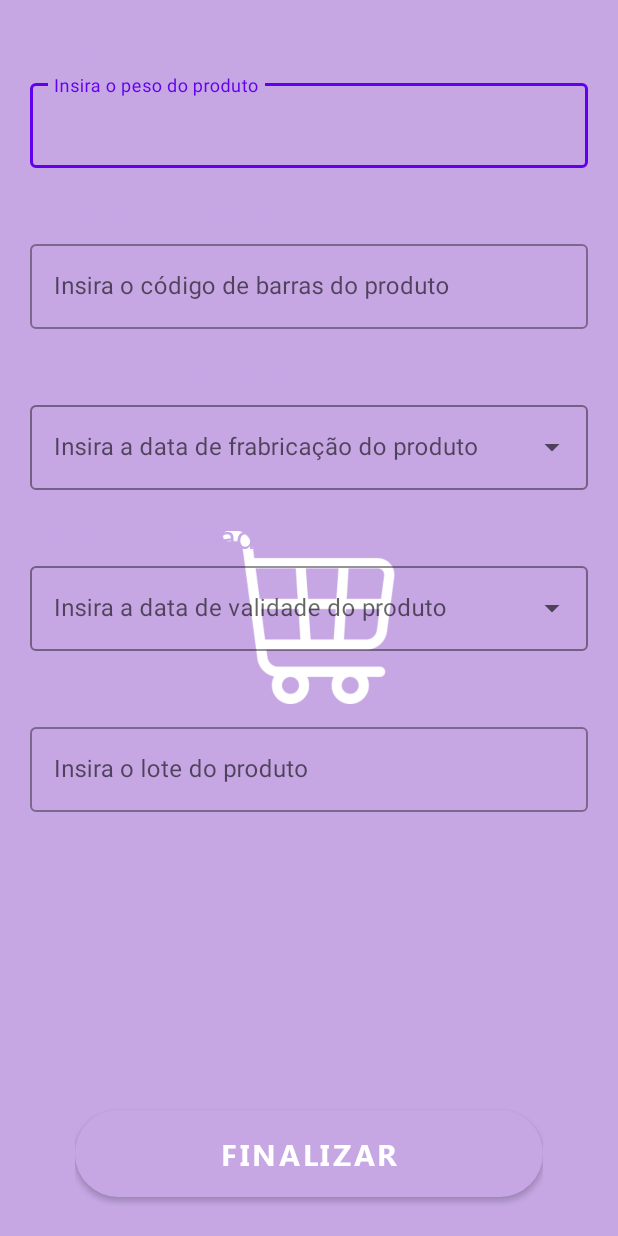
After one commit to Munizzs/DeBairro_TCC, an Android app: the AdicionarProduto2Activity screen opened directly, with no data from a screen before it, on a phone screen of 412 x 824 dp. The commit adds this screen. Run offline under Robolectric (Android 15) with nearby library versions, the phone set to English and light mode, and no system bars.

Commit message:
Criação da tela adicionar produto 2

```diff
--- a/app/src/main/AndroidManifest.xml
+++ b/app/src/main/AndroidManifest.xml
@@ -9,6 +9,9 @@
         android:roundIcon="@mipmap/ic_logo_round"
         android:supportsRtl="true"
         android:theme="@style/Theme.Splash">
+        <activity
+            android:name=".AdicionarProduto2Activity"
+            android:exported="true" />
         <activity
             android:name=".AdicionarCliente2Activity"
             android:exported="true" />
--- /dev/null
+++ b/app/src/main/java/com/example/debairro_tcc/AdicionarProduto2Activity.java
@@ -0,0 +1,14 @@
+package com.example.debairro_tcc;
+
+import androidx.appcompat.app.AppCompatActivity;
+
+import android.os.Bundle;
+
+public class AdicionarProduto2Activity extends AppCompatActivity {
+
+    @Override
+    protected void onCreate(Bundle savedInstanceState) {
+        super.onCreate(savedInstanceState);
+        setContentView(R.layout.adicionar_produto2_layout);
+    }
+}
--- /dev/null
+++ b/app/src/main/res/layout/adicionar_produto2_layout.xml
@@ -0,0 +1,152 @@
+<?xml version="1.0" encoding="utf-8"?>
+<RelativeLayout
+    xmlns:android="http://schemas.android.com/apk/res/android"
+    xmlns:app="http://schemas.android.com/apk/res-auto"
+    xmlns:tools="http://schemas.android.com/tools"
+    android:layout_width="match_parent"
+    android:layout_height="match_parent"
+    android:layout_margin="20sp"
+    tools:context=".AdicionarProduto2Activity">
+
+    <LinearLayout
+        android:layout_width="match_parent"
+        android:layout_height="wrap_content"
+        android:layout_alignParentTop="true"
+        android:orientation="vertical">
+
+        <TextView
+            android:layout_width="match_parent"
+            android:layout_height="wrap_content"
+            android:text="@string/Peso"
+            android:textSize="22sp"
+            android:textColor="@color/Cor_principal"
+            android:fontFamily="@font/segoe_ui"/>
+
+        <com.google.android.material.textfield.TextInputLayout
+            android:id="@+id/edt_InsiraPesoProduto"
+            style="@style/Widget.MaterialComponents.TextInputLayout.OutlinedBox"
+            android:layout_width="match_parent"
+            android:layout_height="wrap_content"
+            android:hint="@string/Insira_o_peso_do_produto">
+
+            <com.google.android.material.textfield.TextInputEditText
+                android:layout_width="match_parent"
+                android:layout_height="wrap_content" />
+        </com.google.android.material.textfield.TextInputLayout>
+
+        <TextView
+            android:layout_width="wrap_content"
+            android:layout_height="match_parent"
+            android:text="@string/CódigoDeBarras"
+            android:textSize="22sp"
+            android:textColor="@color/Cor_principal"
+            android:fontFamily="@font/segoe_ui"
+            android:layout_marginTop="15sp"/>
+
+        <com.google.android.material.textfield.TextInputLayout
+            android:id="@+id/edt_InsiraCodigoBarrasProduto"
+            style="@style/Widget.MaterialComponents.TextInputLayout.OutlinedBox"
+            android:layout_width="match_parent"
+            android:layout_height="wrap_content"
+            android:hint="@string/Insira_o_código_de_barras_do_produto">
+
+            <com.google.android.material.textfield.TextInputEditText
+                android:layout_width="match_parent"
+                android:layout_height="wrap_content" />
+        </com.google.android.material.textfield.TextInputLayout>
+
+        <TextView
+            android:layout_width="wrap_content"
+            android:layout_height="match_parent"
+            android:text="@string/DataDeFabricação"
+            android:textSize="22sp"
+            android:textColor="@color/Cor_principal"
+            android:fontFamily="@font/segoe_ui"
+            android:layout_marginTop="15sp"/>
+
+        <com.google.android.material.textfield.TextInputLayout
+            android:id="@+id/til_InsiraDataFabricaçãoProduto"
+            style="@style/Widget.MaterialComponents.TextInputLayout.OutlinedBox.ExposedDropdownMenu"
+            android:layout_width="match_parent"
+            android:layout_height="wrap_content"
+            android:hint="@string/Insira_a_data_de_fabricação_do_produto"
+            app:boxStrokeColor="@color/Cor_principal"
+            app:hintTextColor="#51247C">
+
+            <AutoCompleteTextView
+                android:id="@+id/act_InsiraDataFabricaçãoProduto"
+                android:layout_width="match_parent"
+                android:layout_height="wrap_content"
+                android:inputType="none" />
+        </com.google.android.material.textfield.TextInputLayout>
+
+        <TextView
+            android:layout_width="wrap_content"
+            android:layout_height="match_parent"
+            android:text="@string/DataDeValidade"
+            android:textSize="22sp"
+            android:textColor="@color/Cor_principal"
+            android:fontFamily="@font/segoe_ui"
+            android:layout_marginTop="15sp"/>
+
+        <com.google.android.material.textfield.TextInputLayout
+            android:id="@+id/til_InsiraDataValidadeProduto"
+            style="@style/Widget.MaterialComponents.TextInputLayout.OutlinedBox.ExposedDropdownMenu"
+            android:layout_width="match_parent"
+            android:layout_height="wrap_content"
+            android:hint="@string/Insira_a_data_de_validade_do_produto"
+            app:boxStrokeColor="@color/Cor_principal"
+            app:hintTextColor="#51247C">
+
+            <AutoCompleteTextView
+                android:id="@+id/act_InsiraDataValidadeProduto"
+                android:layout_width="match_parent"
+                android:layout_height="wrap_content"
+                android:inputType="none" />
+        </com.google.android.material.textfield.TextInputLayout>
+
+        <TextView
+            android:layout_width="wrap_content"
+            android:layout_height="match_parent"
+            android:text="@string/Lote"
+            android:textSize="22sp"
+            android:textColor="@color/Cor_principal"
+            android:fontFamily="@font/segoe_ui"
+            android:layout_marginTop="15sp"/>
+
+        <com.google.android.material.textfield.TextInputLayout
+            android:id="@+id/edt_InsiraLoteProduto"
+            style="@style/Widget.MaterialComponents.TextInputLayout.OutlinedBox"
+            android:layout_width="match_parent"
+            android:layout_height="wrap_content"
+            android:hint="@string/Insira_o_lote_do_produto">
+
+            <com.google.android.material.textfield.TextInputEditText
+                android:layout_width="match_parent"
+                android:layout_height="wrap_content" />
+        </com.google.android.material.textfield.TextInputLayout>
+
+    </LinearLayout>
+
+    <LinearLayout
+        android:layout_width="match_parent"
+        android:layout_height="wrap_content"
+        android:layout_alignParentBottom="true"
+        android:layout_marginLeft="30sp"
+        android:layout_marginRight="30sp"
+        android:gravity="center"
+        android:orientation="horizontal">
+
+        <Button
+            android:id="@+id/btn_Finalizar"
+            android:layout_width="match_parent"
+            android:layout_height="70sp"
+            android:fontFamily="@font/segoe_ui_bold"
+            android:text="@string/Finalizar"
+            android:textSize="20sp"
+            app:backgroundTint="@color/Cor_principal"
+            app:cornerRadius="40sp" />
+
+    </LinearLayout>
+
+</RelativeLayout>
--- a/app/src/main/res/values/strings.xml
+++ b/app/src/main/res/values/strings.xml
@@ -53,6 +53,16 @@
     <string name="Complemento">Complemento</string>
     <string name="Insira_um_complemento">Insira um complemento</string>
     <string name="ex_25_01_2009">ex: 25/01/2009</string>
+    <string name="Peso">Peso</string>
+    <string name="Insira_o_peso_do_produto">Insira o peso do produto</string>
+    <string name="CódigoDeBarras">Código de Barras</string>
+    <string name="Insira_o_código_de_barras_do_produto">Insira o código de barras do produto</string>
+    <string name="DataDeFabricação">Data de fabricação</string>
+    <string name="Insira_a_data_de_fabricação_do_produto">Insira a data de frabricação do produto</string>
+    <string name="DataDeValidade">Data de validade</string>
+    <string name="Insira_a_data_de_validade_do_produto">Insira a data de validade do produto</string>
+    <string name="Lote">Lote</string>
+    <string name="Insira_o_lote_do_produto">Insira o lote do produto</string>
 
 
     <string-array name="Sexo">
```
Also changed, not shown: 2 other files.
